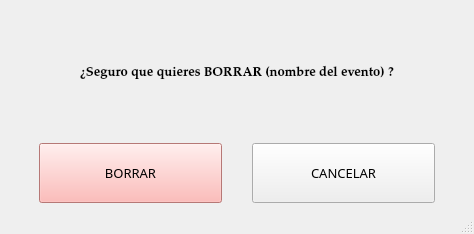
Before: the Qt Designer form src/ui/EliminarEvento.ui in IvanJesusCorbalanPascual/Gestor-de-Eventos, drawn with Qt 5.
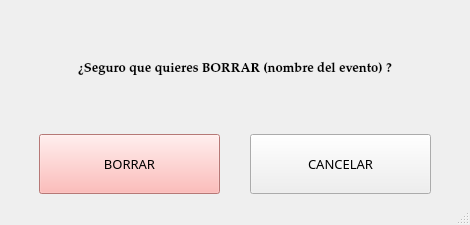
After: the same form once the commit is applied.

```diff
--- a/src/ui/EliminarEvento.ui
+++ b/src/ui/EliminarEvento.ui
@@ -6,8 +6,8 @@
    <rect>
     <x>0</x>
     <y>0</y>
-    <width>474</width>
-    <height>234</height>
+    <width>470</width>
+    <height>225</height>
    </rect>
   </property>
   <property name="windowTitle">
```
Left out of the diff: 4 changed lines with no effect on the pictures.
